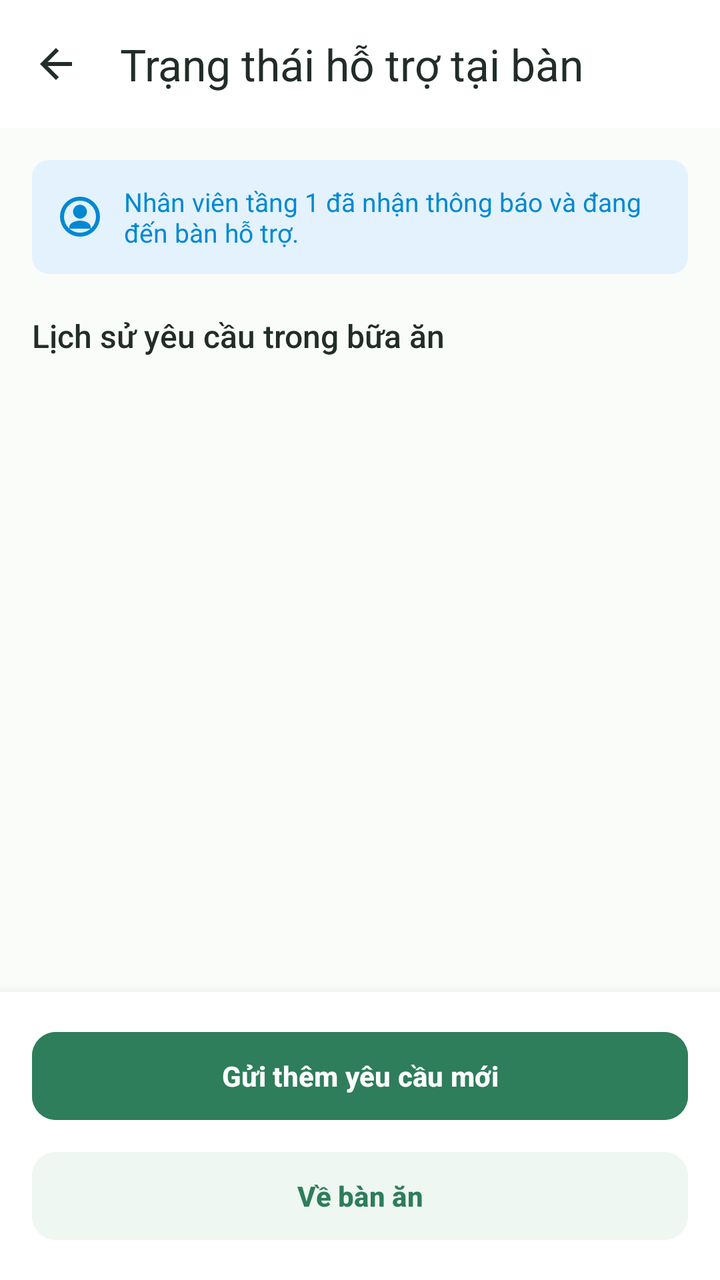
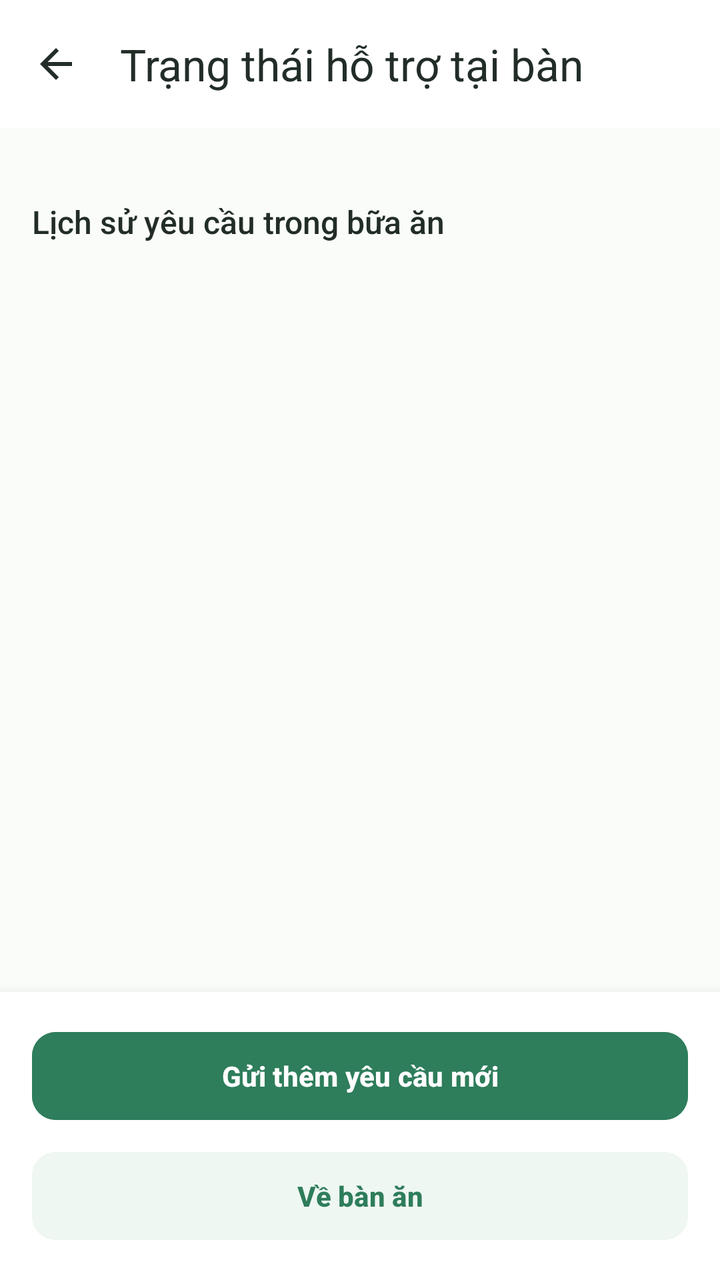

Screens rendered from an Android XML layout before and after an edit, with the pre-edit source and the edit as a unified diff.
<!-- AndroidManifest.xml: application theme Theme.VietTable -->
<!-- res/layout/fragment_service_status.xml -->
<?xml version="1.0" encoding="utf-8"?>
<androidx.coordinatorlayout.widget.CoordinatorLayout xmlns:android="http://schemas.android.com/apk/res/android"
    xmlns:app="http://schemas.android.com/apk/res-auto"
    android:layout_width="match_parent"
    android:layout_height="match_parent"
    android:background="@color/colorBackground">

    <com.google.android.material.appbar.AppBarLayout
        android:layout_width="match_parent"
        android:layout_height="wrap_content"
        android:background="@color/colorSurface"
        app:elevation="0dp">

        <com.google.android.material.appbar.MaterialToolbar
            android:id="@+id/toolbar"
            android:layout_width="match_parent"
            android:layout_height="?attr/actionBarSize"
            app:navigationIcon="@drawable/ic_back"
            app:navigationIconTint="@color/colorTextPrimary"
            app:title="Trạng thái hỗ trợ tại bàn"
            app:titleTextColor="@color/colorTextPrimary" />
    </com.google.android.material.appbar.AppBarLayout>

    <androidx.core.widget.NestedScrollView
        android:layout_width="match_parent"
        android:layout_height="match_parent"
        android:paddingBottom="140dp"
        app:layout_behavior="@string/appbar_scrolling_view_behavior">

        <LinearLayout
            android:layout_width="match_parent"
            android:layout_height="wrap_content"
            android:orientation="vertical"
            android:padding="16dp">

            
            <LinearLayout
                android:layout_width="match_parent"
                android:layout_height="wrap_content"
                android:background="@drawable/bg_badge"
                android:backgroundTint="#E3F2FD"
                android:gravity="center_vertical"
                android:orientation="horizontal"
                android:padding="12dp">

                <ImageView
                    android:layout_width="24dp"
                    android:layout_height="24dp"
                    android:src="@drawable/ic_service_staff"
                    app:tint="@color/colorInfo" />

                <TextView
                    android:layout_width="0dp"
                    android:layout_height="wrap_content"
                    android:layout_marginStart="10dp"
                    android:layout_weight="1"
                    android:text="Nhân viên tầng 1 đã nhận thông báo và đang đến bàn hỗ trợ."
                    android:textColor="@color/colorInfo"
                    android:textSize="13sp" />
            </LinearLayout>

            <TextView
                android:layout_width="wrap_content"
                android:layout_height="wrap_content"
                android:layout_marginTop="20dp"
                android:fontFamily="sans-serif-medium"
                android:text="Lịch sử yêu cầu trong bữa ăn"
                android:textColor="@color/colorTextPrimary"
                android:textSize="16sp" />

            <androidx.recyclerview.widget.RecyclerView
                android:id="@+id/rvServiceRequests"
                android:layout_width="match_parent"
                android:layout_height="wrap_content"
                android:layout_marginTop="12dp"
                android:nestedScrollingEnabled="false" />

        </LinearLayout>
    </androidx.core.widget.NestedScrollView>

    
    <LinearLayout
        android:layout_width="match_parent"
        android:layout_height="wrap_content"
        android:layout_gravity="bottom"
        android:tag="safe_bottom"
        android:background="@color/colorSurface"
        android:elevation="8dp"
        android:orientation="vertical"
        android:padding="16dp">

        <com.google.android.material.button.MaterialButton
            android:id="@+id/btnNewServiceRequest"
            style="@style/Widget.VietTable.Button.Primary"
            android:layout_width="match_parent"
            android:layout_height="wrap_content"
            android:text="Gửi thêm yêu cầu mới" />

        <com.google.android.material.button.MaterialButton
            android:id="@+id/btnBackToDiningSession"
            style="@style/Widget.VietTable.Button.Secondary"
            android:layout_width="match_parent"
            android:layout_height="wrap_content"
            android:layout_marginTop="8dp"
            android:text="Về bàn ăn" />
    </LinearLayout>

</androidx.coordinatorlayout.widget.CoordinatorLayout>
<!-- resources referenced by this layout -->
<resources>
  <color name="colorBackground">#FAFCFA</color>
  <color name="colorInfo">#0288D1</color>
  <color name="colorSurface">#FFFFFF</color>
  <color name="colorTextPrimary">#222D27</color>
  <style name="Theme.VietTable" parent="Base.Theme.VietTable" />
  <color name="surface">#FFFFFF</color>
  <color name="divider">#E9EFEB</color>
  <dimen name="btn_height_primary">52dp</dimen>
  <dimen name="radius_medium">12dp</dimen>
  <style name="Base.Theme.VietTable" parent="Theme.Material3.Light.NoActionBar">
          
          <item name="colorPrimary">@color/primary</item>
          <item name="colorPrimaryDark">@color/primary_dark</item>
          <item name="colorOnPrimary">@color/on_primary</item>
          <item name="colorPrimaryContainer">@color/primary_container</item>
          <item name="colorOnPrimaryContainer">@color/on_primary_container</item>
  
          <item name="colorSecondary">@color/accent_gold</item>
          <item name="colorOnSecondary">@color/white</item>
          <item name="colorSecondaryContainer">@color/accent_gold_container</item>
          <item name="colorOnSecondaryContainer">@color/accent_gold_dark</item>
  
          <item name="android:colorBackground">@color/bg_cream</item>
          <item name="colorSurface">@color/surface</item>
          <item name="colorOnSurface">@color/text_primary</item>
          <item name="colorSurfaceVariant">@color/surface_variant</item>
  
          <item name="colorError">@color/semantic_error</item>
          <item name="colorOnError">@color/white</item>
  
          
          <item name="android:statusBarColor">@android:color/transparent</item>
          <item name="android:windowLightStatusBar">true</item>
          <item name="android:navigationBarColor">@android:color/transparent</item>
          <item name="android:windowLightNavigationBar">true</item>
  
          
          <item name="colorAccent">@color/primary</item>
          <item name="alertDialogTheme">@style/ThemeOverlay.VietTable.Dialog.Alert</item>
          <item name="materialAlertDialogTheme">@style/ThemeOverlay.VietTable.MaterialAlertDialog</item>
          <item name="buttonBarPositiveButtonStyle">@style/Widget.VietTable.Dialog.Button.Positive</item>
          <item name="buttonBarNegativeButtonStyle">@style/Widget.VietTable.Dialog.Button.Negative</item>
          <item name="buttonBarNeutralButtonStyle">@style/Widget.VietTable.Dialog.Button.Neutral</item>
          <item name="materialButtonStyle">@style/Widget.VietTable.Button.Primary</item>
          <item name="materialButtonOutlinedStyle">@style/Widget.VietTable.Button.Outlined</item>
          <item name="borderlessButtonStyle">@style/Widget.VietTable.Button.Text</item>
          <item name="materialCardViewStyle">@style/Widget.VietTable.Card</item>
          <item name="textInputStyle">@style/Widget.VietTable.TextInputLayout</item>
          <item name="toolbarStyle">@style/Widget.VietTable.Toolbar</item>
          <item name="bottomNavigationStyle">@style/Widget.VietTable.BottomNavigationView</item>
      </style>
  <dimen name="text_button">14sp</dimen>
  <color name="primary">#2E7D5B</color>
  <color name="primary_dark">#24654A</color>
  <color name="on_primary">#FFFFFF</color>
  <color name="primary_container">#EEF7F2</color>
  <color name="on_primary_container">#1B4E38</color>
  <color name="accent_gold">#CCA862</color>
  <color name="white">#FFFFFFFF</color>
  <color name="accent_gold_container">#FAF5EB</color>
  <color name="accent_gold_dark">#9E7D33</color>
  <color name="bg_cream">#FAFCFA</color>
  <color name="text_primary">#222D27</color>
  <color name="surface_variant">#F3F7F5</color>
  <color name="semantic_error">#D32F2F</color>
  <color name="text_secondary">#68766E</color>
  <color name="transparent">#00000000</color>
  <dimen name="radius_large">16dp</dimen>
  <dimen name="card_elevation">1.5dp</dimen>
  <dimen name="card_stroke_width">1dp</dimen>
  <!-- unchanged entries left out for length: 21 -->
</resources>

<!-- the commit's change to res/layout/fragment_service_status.xml (unified diff, before → after) -->
@@ -16,6 +16,7 @@
             android:layout_width="match_parent"
             android:layout_height="?attr/actionBarSize"
             app:navigationIcon="@drawable/ic_back"
+            app:navigationContentDescription="@string/a11y_back"
             app:navigationIconTint="@color/colorTextPrimary"
             app:title="Trạng thái hỗ trợ tại bàn"
             app:titleTextColor="@color/colorTextPrimary" />
@@ -35,13 +36,15 @@
 
             
             <LinearLayout
+                android:id="@+id/layoutRealtimeStatus"
                 android:layout_width="match_parent"
                 android:layout_height="wrap_content"
                 android:background="@drawable/bg_badge"
                 android:backgroundTint="#E3F2FD"
                 android:gravity="center_vertical"
                 android:orientation="horizontal"
-                android:padding="12dp">
+                android:padding="12dp"
+                android:visibility="gone">
 
                 <ImageView
                     android:layout_width="24dp"
@@ -75,6 +78,34 @@
                 android:layout_marginTop="12dp"
                 android:nestedScrollingEnabled="false" />
 
+            <com.google.android.material.progressindicator.CircularProgressIndicator
+                android:id="@+id/progressServiceRequests"
+                android:layout_width="40dp"
+                android:layout_height="40dp"
+                android:layout_gravity="center_horizontal"
+                android:layout_marginTop="24dp"
+                android:visibility="gone" />
+
+            <TextView
+                android:id="@+id/tvServiceRequestState"
+                android:layout_width="match_parent"
+                android:layout_height="wrap_content"
+                android:layout_marginTop="24dp"
+                android:gravity="center"
+                android:textColor="@color/text_secondary"
+                android:textSize="14sp"
+                android:visibility="gone" />
+
+            <com.google.android.material.button.MaterialButton
+                android:id="@+id/btnRetryServiceRequests"
+                style="@style/Widget.VietTable.Button.Outlined"
+                android:layout_width="wrap_content"
+                android:layout_height="wrap_content"
+                android:layout_gravity="center_horizontal"
+                android:layout_marginTop="12dp"
+                android:text="@string/state_retry"
+                android:visibility="gone" />
+
         </LinearLayout>
     </androidx.core.widget.NestedScrollView>
 
<!-- resource entries referenced after the edit -->
@@ -34,7 +34,6 @@
           <item name="android:statusBarColor">@android:color/transparent</item>
           <item name="android:windowLightStatusBar">true</item>
           <item name="android:navigationBarColor">@android:color/transparent</item>
-          <item name="android:windowLightNavigationBar">true</item>
   
           
           <item name="colorAccent">@color/primary</item>
@@ -66,6 +65,8 @@
   <color name="surface_variant">#F3F7F5</color>
   <color name="semantic_error">#D32F2F</color>
   <color name="text_secondary">#68766E</color>
+  <string name="a11y_back">Quay lại</string>
+  <string name="state_retry">Thử lại</string>
   <color name="transparent">#00000000</color>
   <dimen name="radius_large">16dp</dimen>
   <dimen name="card_elevation">1.5dp</dimen>
